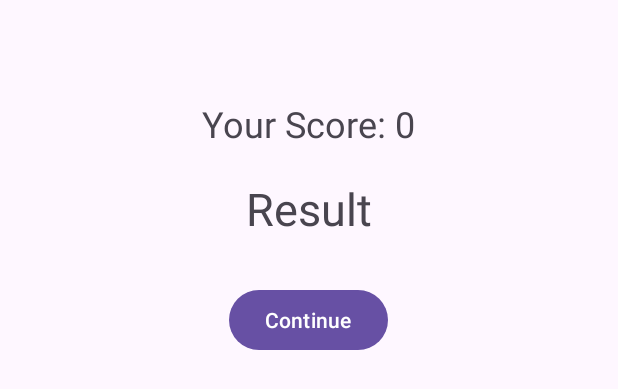
After one commit to mathis-lcq/game, an Android app: the layout activity_solo_result.xml on its own in the app's theme, with its tools: preview values and no code run, on a phone screen of 412 x 824 dp. The commit adds this screen. Shown: the top 389 px of the screen. Run offline under Robolectric (Android 15) with nearby library versions, the phone set to English and light mode, and no system bars.

Commit message:
correction mode solo

```diff
--- a/app/src/main/AndroidManifest.xml
+++ b/app/src/main/AndroidManifest.xml
@@ -12,6 +12,10 @@
         android:supportsRtl="true"
         android:theme="@style/Theme.Game"
         tools:targetApi="31">
+        <activity
+            android:name=".SoloResultActivity"
+            android:exported="false"
+            android:theme="@style/Theme.Game" />
         <activity
             android:name=".PongGame"
             android:exported="false" />
--- a/app/src/main/java/com/example/game/Quizz.java
+++ b/app/src/main/java/com/example/game/Quizz.java
@@ -91,6 +91,10 @@ public class Quizz extends AppCompatActivity {
         preferences.edit().putInt("TOTAL_VICTORIES", totalVictories).apply();
 
         if (getIntent().getBooleanExtra("IS_SOLO_CHALLENGE", false)) {
+            Intent intent = new Intent(this, SoloResultActivity.class);
+            intent.putExtra("VICTORY", score >= WINNING_SCORE);
+            intent.putExtra("TOTAL_VICTORIES", getSharedPreferences("SoloChallenge", MODE_PRIVATE).getInt("TOTAL_VICTORIES", 0));
+            startActivity(intent);
             finish();
         } else {
             Intent intent = new Intent(Quizz.this, EndActivity.class);
--- a/app/src/main/java/com/example/game/ShakeGame.java
+++ b/app/src/main/java/com/example/game/ShakeGame.java
@@ -110,6 +110,10 @@ public class ShakeGame extends AppCompatActivity implements SensorEventListener
         preferences.edit().putInt("TOTAL_VICTORIES", totalVictories).apply();
 
         if (getIntent().getBooleanExtra("IS_SOLO_CHALLENGE", false)) {
+            Intent intent = new Intent(this, SoloResultActivity.class);
+            intent.putExtra("VICTORY", counter >= WINNING_SCORE);
+            intent.putExtra("TOTAL_VICTORIES", getSharedPreferences("SoloChallenge", MODE_PRIVATE).getInt("TOTAL_VICTORIES", 0));
+            startActivity(intent);
             finish();
         } else {
             Intent intent = new Intent(ShakeGame.this, EndActivity.class);
--- a/app/src/main/res/layout/activity_gyroscope_game.xml
+++ b/app/src/main/res/layout/activity_gyroscope_game.xml
@@ -12,7 +12,7 @@
 
         <View
             android:id="@+id/player"
-            android:layout_width="50dp"
+            android:layout_width="120dp"
             android:layout_height="50dp"
             android:background="@android:color/holo_blue_light"
             android:layout_gravity="bottom|center_horizontal"/>
--- /dev/null
+++ b/app/src/main/res/layout/activity_solo_result.xml
@@ -0,0 +1,37 @@
+<?xml version="1.0" encoding="utf-8"?>
+<RelativeLayout xmlns:android="http://schemas.android.com/apk/res/android"
+    xmlns:tools="http://schemas.android.com/tools"
+    android:layout_width="match_parent"
+    android:layout_height="match_parent"
+    tools:context=".EndActivity"
+    android:padding="16dp">
+
+    <TextView
+        android:id="@+id/scoreTextView"
+        android:layout_width="wrap_content"
+        android:layout_height="wrap_content"
+        android:text="Your Score: 0"
+        android:textSize="24sp"
+        android:layout_centerHorizontal="true"
+        android:layout_marginTop="50dp"/>
+
+    <TextView
+        android:id="@+id/resultTextView"
+        android:layout_width="wrap_content"
+        android:layout_height="wrap_content"
+        android:text="Result"
+        android:textSize="30sp"
+        android:layout_below="@id/scoreTextView"
+        android:layout_centerHorizontal="true"
+        android:layout_marginTop="20dp"/>
+
+    <Button
+        android:id="@+id/continueButton"
+        android:layout_width="wrap_content"
+        android:layout_height="wrap_content"
+        android:text="Continue"
+        android:layout_below="@id/resultTextView"
+        android:layout_centerHorizontal="true"
+        android:layout_marginTop="30dp"/>
+
+</RelativeLayout>
```
Also changed, not shown: app/src/main/java/com/example/game/BasketBall.java (+11 -1 lines), app/src/main/java/com/example/game/EndActivity.java (+4 -14 lines), app/src/main/java/com/example/game/GyroscopeGame.java (+10 -3 lines), app/src/main/java/com/example/game/MenuActivity.java (+0 -7 lines), app/src/main/java/com/example/game/NumericQuiz.java (+6 -5 lines), app/src/main/java/com/example/game/PongGame.java (+6 -2 lines), app/src/main/java/com/example/game/SoloResultActivity.java (added, +35 -0 lines), app/src/main/res/layout/activity_numeric_quiz.xml (+0 -10 lines).
